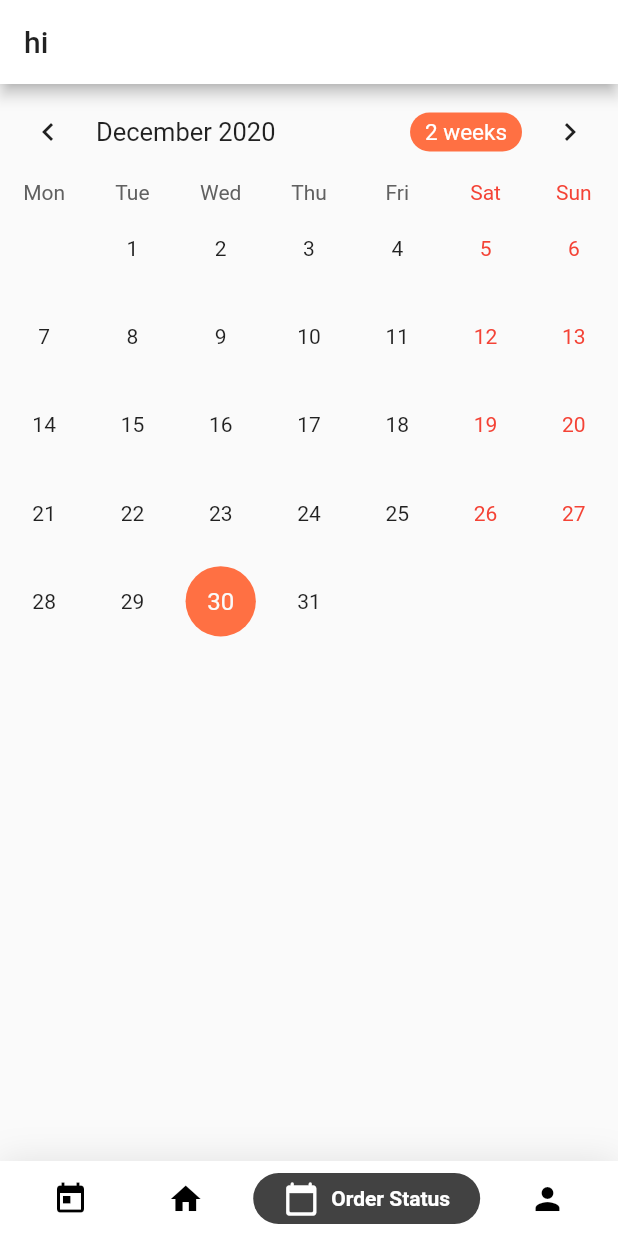
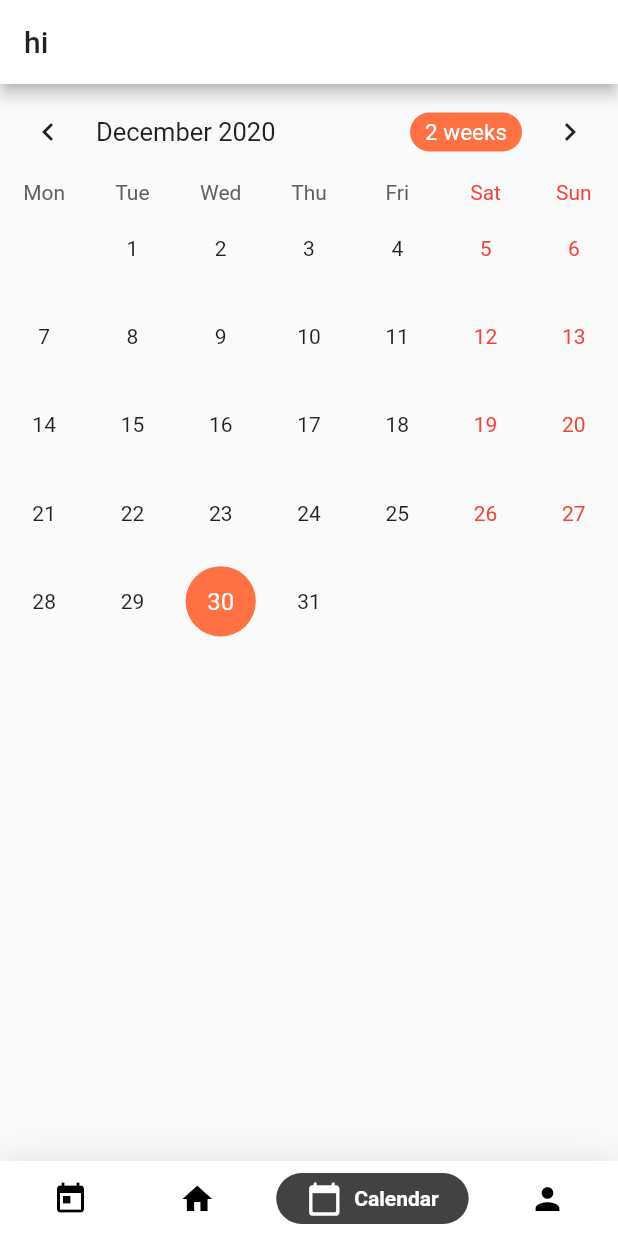
Before and after one commit to monocsp/MyFlutter, a Flutter app: the screen it shows after launch, item 3 of the bottom bar chosen, on a phone screen of 412 x 824 dp. Run offline on Flutter 3.47's test engine with Material 2 defaults, Android fonts, the phone set to English and light mode, and no system bars; drawn by our look-alikes of google_nav_bar, table_calendar; our stand-ins replace badges, bubble_bottom_bar, cloud_firestore, firebase_core, flutter_slidable, flutter_speed_dial and 5 more; missing offline and left inert: fab_circular_menu, scroll_app_bar, swipedetector, tip_dialog; accounts and stored records are empty.

Commit message:
20201229

```diff
--- a/CakeOrder/cakeorder/lib/OrderListPackage/todayOrderPage.dart
+++ b/CakeOrder/cakeorder/lib/OrderListPackage/todayOrderPage.dart
@@ -160,7 +160,10 @@ class _AddOrderState extends State<OrderPage> {
   }
 
   _listViewThirdRow(int index) {
-    var _orderDateData = _todayOrderList[index].orderDate.toString().split('');
+    var _orderDateData = _todayOrderList[index]
+        .orderDate(Duration(hours: 9))
+        .toString()
+        .split('');
     var _pickUpDateData =
         _todayOrderList[index].pickUpDate.toString().split('');
     int _dateLength =
--- a/CakeOrder/cakeorder/lib/ProviderPackage/myprovider.dart
+++ b/CakeOrder/cakeorder/lib/ProviderPackage/myprovider.dart
@@ -53,12 +53,10 @@ class SetProvider {
     var today = new DateTime.now();
     DateTime _monthStart = new DateTime(today.year, today.month);
     DateTime _monthEnd = new DateTime(today.year, today.month + 1, 0);
-    // DateTime _monthEnd =
-    //     new DateTime(today.year, today.month);
     return _db
         .collection("Cake")
-        .where("pickUpDate", isGreaterThanOrEqualTo: _monthStart)
-        .where("pickUpDate", isLessThanOrEqualTo: _monthEnd)
+        // .where("pickUpDate", isGreaterThanOrEqualTo: _monthStart)
+        // .where("pickUpDate", isLessThanOrEqualTo: _monthEnd)
         .orderBy("pickUpDate")
         .snapshots()
         .map((list) => list.docs
--- a/CakeOrder/cakeorder/lib/calendarPage.dart
+++ b/CakeOrder/cakeorder/lib/calendarPage.dart
@@ -1,6 +1,6 @@
+import 'package:cloud_firestore/cloud_firestore.dart';
 import 'package:flutter/cupertino.dart';
 import 'package:flutter/material.dart';
-import 'package:syncfusion_flutter_datepicker/datepicker.dart';
 import 'package:table_calendar/table_calendar.dart';
 import 'package:intl/date_symbol_data_local.dart';
 import 'package:provider/provider.dart';
@@ -10,14 +10,6 @@ class CalendarPage extends StatefulWidget {
   @override
   _CalendarPageState createState() => _CalendarPageState();
 }
-
-final Map<DateTime, List> _holidays = {
-  DateTime(2020, 1, 1): ['New Year\'s Day'],
-  DateTime(2020, 1, 6): ['Epiphany'],
-  DateTime(2020, 2, 14): ['Valentine\'s Day'],
-  DateTime(2020, 4, 21): ['Easter Sunday'],
-  DateTime(2020, 4, 22): ['Easter Monday'],
-};
 
 class _CalendarPageState extends State<CalendarPage>
     with TickerProviderStateMixin {
@@ -33,68 +25,9 @@ class _CalendarPageState extends State<CalendarPage>
     // initEventData();
     final _selectedDay = DateTime.now();
     _events = {};
-    // _events = {
-    //   _selectedDay.subtract(Duration(days: 30)): [
-    //     'Event A0',
-    //     'Event B0',
-    //     'Event C0'
-    //   ],
-    //   _selectedDay.subtract(Duration(days: 27)): ['Event A1'],
-    //   _selectedDay.subtract(Duration(days: 20)): [
-    //     'Event A2',
-    //     'Event B2',
-    //     'Event C2',
-    //     'Event D2'
-    //   ],
-    //   _selectedDay.subtract(Duration(days: 16)): ['Event A3', 'Event B3'],
-    //   _selectedDay.subtract(Duration(days: 10)): [
-    //     'Event A4',
-    //     'Event B4',
-    //     'Event C4'
-    //   ],
-    //   _selectedDay.subtract(Duration(days: 4)): [
-    //     'Event A5',
-    //     'Event B5',
-    //     'Event C5'
-    //   ],
-    //   _selectedDay.subtract(Duration(days: 2)): ['Event A6', 'Event B6'],
-    //   _selectedDay: ['Event A7', 'Event B7', 'Event C7', 'Event D7'],
-    //   _selectedDay.add(Duration(days: 1)): [
-    //     'Event A8',
-    //     'Event A8',
-    //     'Event A8',
-    //     'Event A8',
-    //     'Event A8',
-    //     'Event A8',
-    //     'Event B8',
-    //     'Event C8',
-    //     'Event D8'
-    //   ],
-    //   _selectedDay.add(Duration(days: 3)):
-    //       Set.from(['Event A9', 'Event A9', 'Event B9']).toList(),
-    //   _selectedDay.add(Duration(days: 7)): [
-    //     'Event A10',
-    //     'Event B10',
-    //     'Event C10'
-    //   ],
-    //   _selectedDay.add(Duration(days: 11)): ['Event A11', 'Event B11'],
-    //   _selectedDay.add(Duration(days: 17)): [
-    //     'Event A12',
-    //     'Event B12',
-    //     'Event C12',
-    //     'Event D12'
-    //   ],
-    //   _selectedDay.add(Duration(days: 22)): ['Event A13', 'Event B13'],
-    //   _selectedDay.add(Duration(days: 26)): [
-    //     'Event A14',
-    //     'Event B14',
-    //     'Event C14'
-    //   ],
-    // };
 
     _selectedEvents = _events[_selectedDay] ?? [];
     _calendarController = CalendarController();
-
     _animationController = AnimationController(
       vsync: this,
       duration: const Duration(milliseconds: 400),
@@ -103,9 +36,9 @@ class _CalendarPageState extends State<CalendarPage>
     _animationController.forward();
   }
 
-  initEventData() {
+  Future initEventData() async {
     var a;
-    if (thisMonthCakeDataList.isNotEmpty)
+    if (thisMonthCakeDataList != null) {
       thisMonthCakeDataList.forEach((element) {
         DateTime _pickUpdate = element.pickUpDate;
         DateTime _day =
@@ -116,7 +49,6 @@ class _CalendarPageState extends State<CalendarPage>
             List<dynamic> _temp = [];
             _temp.addAll(value);
             _temp.add(element);
-
             return _temp;
           });
         } else {
@@ -127,6 +59,7 @@ class _CalendarPageState extends State<CalendarPage>
         }
         a = _day;
       });
+    } else {}
   }
 
   @override
@@ -143,9 +76,56 @@ class _CalendarPageState extends State<CalendarPage>
     });
   }
 
+  // _getThisMonthCakeData(DateTime _monthStart, DateTime _monthEnd) async {
+  //   return FirebaseFirestore.instance
+  //       .collection("Cake")
+  //       .where("pickUpDate", isGreaterThanOrEqualTo: _monthStart)
+  //       .where("pickUpDate", isLessThanOrEqualTo: _monthEnd)
+  //       .orderBy("pickUpDate")
+  //       .snapshots();
+
+  //   // return FirebaseFirestore.instance
+  //   //     .collection("Cake")
+  //   //     .where("pickUpDate", isGreaterThanOrEqualTo: _monthStart)
+  //   //     .where("pickUpDate", isLessThanOrEqualTo: _monthEnd)
+  //   //     .orderBy("pickUpDate")
+  //   //     .snapshots()
+  //   // .map((list) => list.docs
+  //   //     .map((doc) => CakeDataCalendar.fromFireStore(doc))
+  //   //     .toList());
+  // }
+
   void _onVisibleDaysChanged(
       DateTime first, DateTime last, CalendarFormat format) {
-    print('CALLBACK: _onVisibleDaysChanged');
+    // List<CakeDataCalendar> _d = [];
+
+    // await _getThisMonthCakeData(first, last).map((list) => list.docs
+    //     .map((doc) => _d.add(CakeDataCalendar.fromFireStore(doc)))
+    //     .toList());
+
+    // print(_d);
+    // print(_d.);
+    // print("hi");
+    // print(first.toString());
+    // print(last.toString());
+    // print('CALLBACK: _onVisibleDaysChanged');
+
+    //     Stream<List<CakeDataCalendar>> getThisMonthCakeData() {
+    //   var today = new DateTime.now();
+    //   DateTime _monthStart = new DateTime(today.year, today.month);
+    //   DateTime _monthEnd = new DateTime(today.year, today.month + 1, 0);
+    //   // DateTime _monthEnd =
+    //   //     new DateTime(today.year, today.month);
+    //   return _db
+    //       .collection("Cake")
+    //       .where("pickUpDate", isGreaterThanOrEqualTo: _monthStart)
+    //       .where("pickUpDate", isLessThanOrEqualTo: _monthEnd)
+    //       .orderBy("pickUpDate")
+    //       .snapshots()
+    // .map((list) => list.docs
+    //     .map((doc) => CakeDataCalendar.fromFireStore(doc))
+    //     .toList());
+    // }
   }
 
   void _onCalendarCreated(
@@ -155,8 +135,6 @@ class _CalendarPageState extends State<CalendarPage>
 
   @override
   Widget build(BuildContext context) {
-    thisMonthCakeDataList =
-        Provider.of<List<CakeDataCalendar>>(context, listen: true);
     return Scaffold(
         appBar: AppBar(
           title: Text('hi'),
@@ -165,6 +143,7 @@ class _CalendarPageState extends State<CalendarPage>
   }
 
   _builder() {
+    thisMonthCakeDataList = Provider.of<List<CakeDataCalendar>>(context);
     initEventData();
     return Column(
       mainAxisSize: MainAxisSize.max,
@@ -182,7 +161,6 @@ class _CalendarPageState extends State<CalendarPage>
         ? TableCalendar(
             calendarController: _calendarController,
             events: _events,
-            holidays: _holidays,
             startingDayOfWeek: StartingDayOfWeek.monday,
             calendarStyle: CalendarStyle(
               selectedColor: Colors.deepOrange[400],
@@ -203,7 +181,7 @@ class _CalendarPageState extends State<CalendarPage>
             onCalendarCreated: _onCalendarCreated,
           )
         : Center(
-            child: Text('hi'),
+            child: CupertinoActivityIndicator(),
           );
   }
 
--- a/CakeOrder/cakeorder/lib/customBottomNavi.dart
+++ b/CakeOrder/cakeorder/lib/customBottomNavi.dart
@@ -31,7 +31,7 @@ class CustomBottomNavi {
                 ),
                 GButton(
                   icon: Icons.calendar_today_rounded,
-                  text: 'Order Status',
+                  text: 'Calendar',
                 ),
                 GButton(
                   icon: Icons.person,
--- a/CakeOrder/cakeorder/lib/main.dart
+++ b/CakeOrder/cakeorder/lib/main.dart
@@ -13,7 +13,7 @@ import 'calendarPage.dart';
 
 void main() async {
   WidgetsFlutterBinding.ensureInitialized();
-  await Firebase.initializeApp();
+  await Firebase.initializeApp().timeout(Duration(seconds: 10));
 
   runApp(CakeOrderApp());
 }
```
